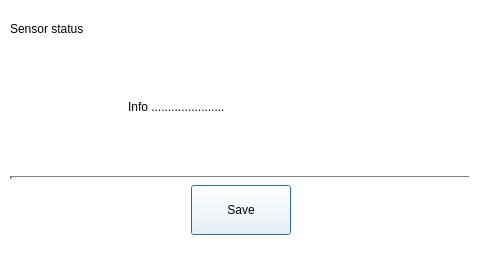
Before: the Qt Designer form T3kCfg/QTabSensorStatus.ui in habilience/habilience-t3ksensor-tools, drawn with Qt 5.
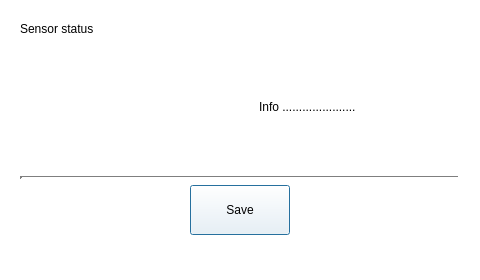
After: the same form once the commit is applied. Icons and pictures are not drawn. Custom widgets are drawn as their Qt base class.

```diff
--- a/T3kCfg/QTabSensorStatus.ui
+++ b/T3kCfg/QTabSensorStatus.ui
@@ -455,9 +455,15 @@
      <layout class="QVBoxLayout" name="InfoContentsVLayout">
       <item>
        <widget class="QUnderlineLabel" name="TitleSensorStatus">
+        <property name="sizePolicy">
+         <sizepolicy hsizetype="Expanding" vsizetype="Preferred">
+          <horstretch>0</horstretch>
+          <verstretch>0</verstretch>
+         </sizepolicy>
+        </property>
         <property name="minimumSize">
          <size>
-          <width>500</width>
+          <width>440</width>
           <height>18</height>
          </size>
         </property>
@@ -578,7 +584,7 @@
           </property>
           <property name="minimumSize">
            <size>
-            <width>300</width>
+            <width>0</width>
             <height>100</height>
            </size>
           </property>
```
Left out of the diff: 4 changed lines with no effect on the pictures.
